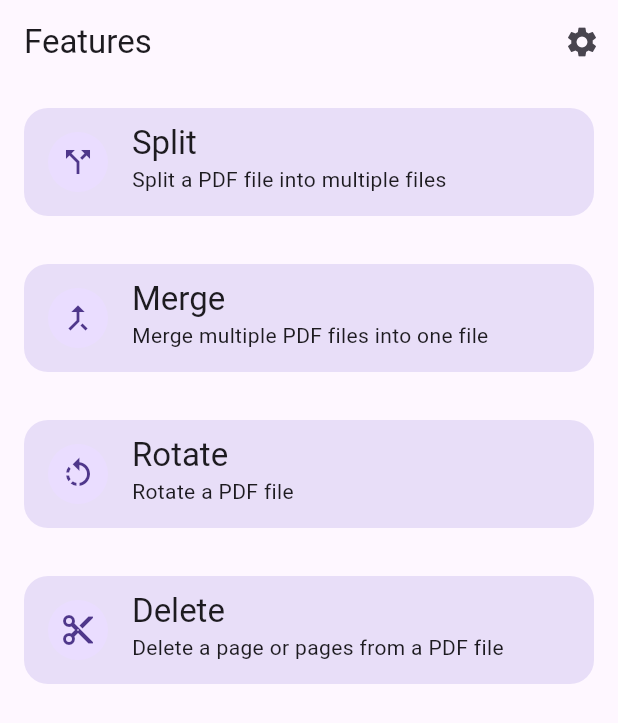
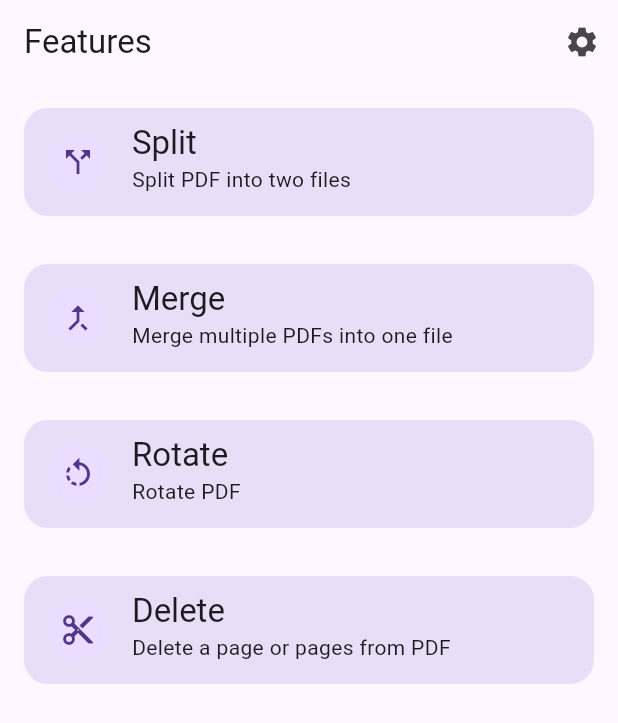
Before and after one commit to ninzqq/PDFer, a Flutter app: the screen it shows after launch, on a phone screen of 412 x 824 dp. Shown: the top 723 px of the screen. Run offline on Flutter 3.47's test engine with Material 3 defaults, Android fonts, the phone set to English and light mode, and no system bars; our stand-ins replace file_picker, flutter_riverpod, logger; missing offline and left inert: syncfusion_flutter_pdf, syncfusion_flutter_pdfviewer; generated files the repository leaves out were written again.

Commit message:
Change some textss...

```diff
--- a/lib/src/features/feature_item_list_view.dart
+++ b/lib/src/features/feature_item_list_view.dart
@@ -9,13 +9,11 @@ class FeatureItemListView extends StatelessWidget {
   const FeatureItemListView({
     super.key,
     this.items = const [
+      FeatureItem('Split', 'Split PDF into two files', Icons.call_split),
       FeatureItem(
-          'Split', 'Split a PDF file into multiple files', Icons.call_split),
-      FeatureItem(
-          'Merge', 'Merge multiple PDF files into one file', Icons.merge_type),
-      FeatureItem('Rotate', 'Rotate a PDF file', Icons.rotate_left),
-      FeatureItem(
-          'Delete', 'Delete a page or pages from a PDF file', Icons.cut),
+          'Merge', 'Merge multiple PDFs into one file', Icons.merge_type),
+      FeatureItem('Rotate', 'Rotate PDF', Icons.rotate_left),
+      FeatureItem('Delete', 'Delete a page or pages from PDF', Icons.cut),
     ],
   });
 
```
